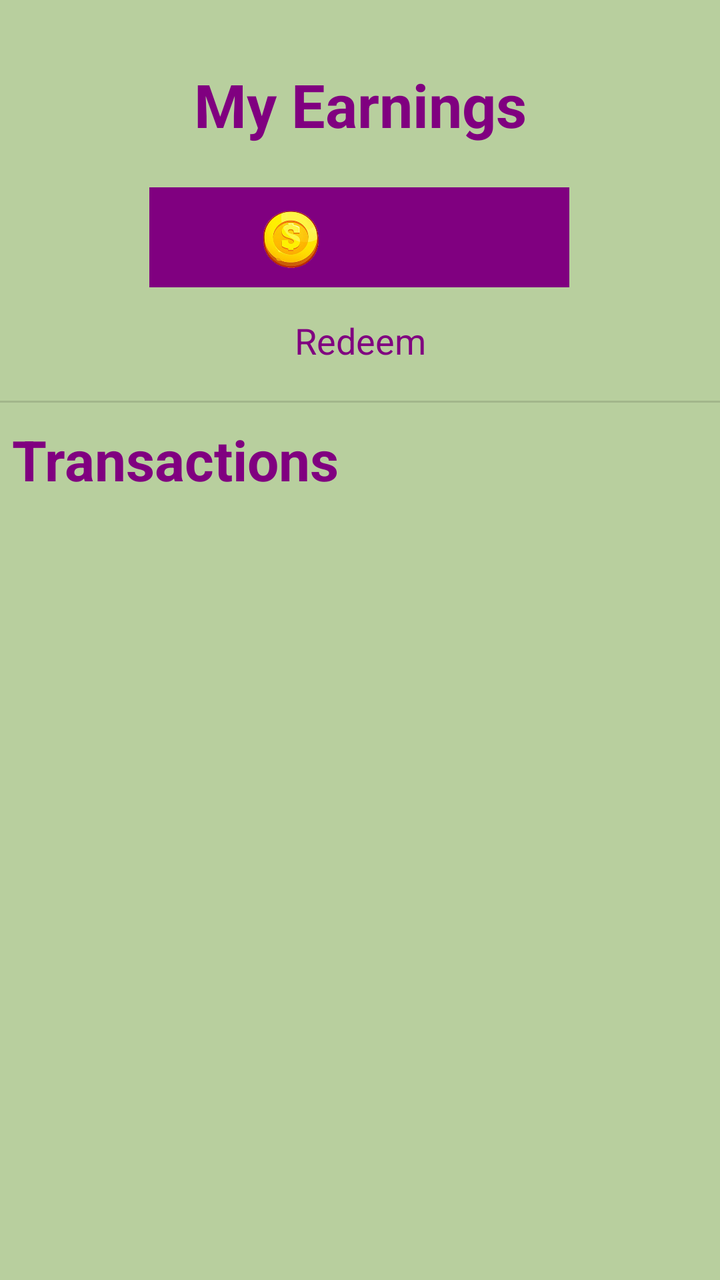
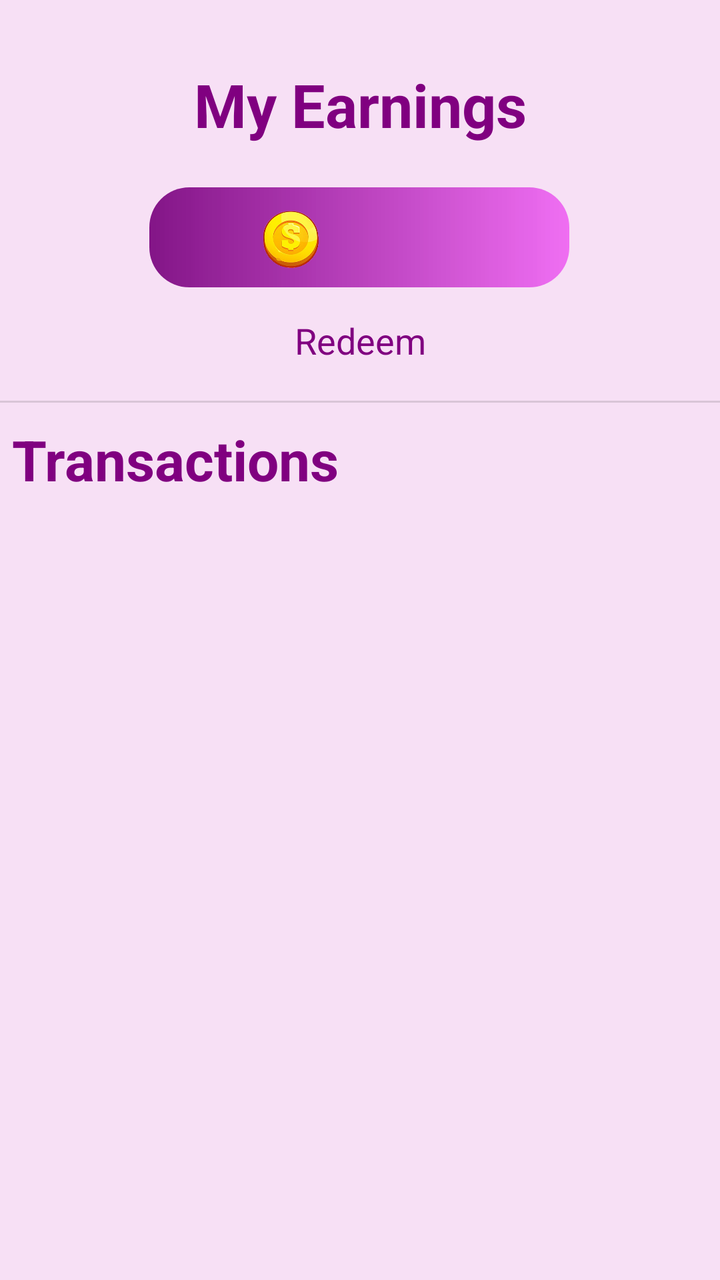

Two renders of the same Android screen: before a commit and after it. Below are the layout's source before the change and the commit's diff.
<!-- AndroidManifest.xml: application theme Theme.MCashUI -->
<!-- res/layout/fragment_wallet.xml -->
<?xml version="1.0" encoding="utf-8"?>
<androidx.constraintlayout.widget.ConstraintLayout xmlns:android="http://schemas.android.com/apk/res/android"
    xmlns:app="http://schemas.android.com/apk/res-auto"
    xmlns:tools="http://schemas.android.com/tools"
    android:layout_width="match_parent"
    android:layout_height="match_parent"
    android:background="@color/fragmentbg"
    tools:context=".ui.wallet.walletFragment">

    <TextView
        android:id="@+id/text_earnings"
        android:layout_width="match_parent"
        android:layout_height="wrap_content"
        android:layout_marginStart="8dp"
        android:layout_marginTop="32dp"
        android:layout_marginEnd="8dp"
        android:text="My Earnings"
        android:textAlignment="center"
        android:textColor="@color/purple"
        android:textSize="30sp"
        android:textStyle="bold"

        app:layout_constraintEnd_toEndOf="parent"
        app:layout_constraintHorizontal_bias="0.0"
        app:layout_constraintStart_toStartOf="parent"
        app:layout_constraintTop_toTopOf="parent" />

    <EditText
        android:id="@+id/walletcoins"
        android:layout_width="210dp"
        android:layout_height="50dp"
        android:background="@color/purple"
        android:ems="10"
        android:gravity="center"
        android:inputType="number"
        app:layout_constraintBottom_toBottomOf="parent"
        app:layout_constraintEnd_toEndOf="parent"
        app:layout_constraintHorizontal_bias="0.497"
        app:layout_constraintStart_toStartOf="parent"
        app:layout_constraintTop_toBottomOf="@+id/text_earnings"
        app:layout_constraintVertical_bias="0.041" />

    <ImageView
        android:id="@+id/imageView3"
        android:layout_width="55dp"
        android:layout_height="32dp"
        android:src="@drawable/coin"
        app:layout_constraintBottom_toBottomOf="@+id/walletcoins"
        app:layout_constraintEnd_toEndOf="@+id/walletcoins"
        app:layout_constraintHorizontal_bias="0.283"
        app:layout_constraintStart_toStartOf="@+id/walletcoins"
        app:layout_constraintTop_toTopOf="@+id/walletcoins"
        app:layout_constraintVertical_bias="0.555" />

    <TextView
        android:id="@+id/redeembtn"
        android:layout_width="81dp"
        android:layout_height="24dp"
        android:gravity="center"
        android:text="Redeem"
        android:textColor="@color/purple"
        android:textSize="18dp"
        app:layout_constraintBottom_toBottomOf="parent"
        app:layout_constraintEnd_toEndOf="parent"
        app:layout_constraintStart_toStartOf="parent"
        app:layout_constraintTop_toBottomOf="@+id/walletcoins"
        app:layout_constraintVertical_bias="0.03" />

    <View
        android:id="@+id/divider"
        android:layout_width="409dp"
        android:layout_height="1dp"
        android:background="?android:attr/listDivider"
        app:layout_constraintBottom_toBottomOf="parent"
        app:layout_constraintEnd_toEndOf="parent"
        app:layout_constraintHorizontal_bias="0.5"
        app:layout_constraintStart_toStartOf="parent"
        app:layout_constraintTop_toBottomOf="@+id/redeembtn"
        app:layout_constraintVertical_bias="0.04" />

    <TextView
        android:id="@+id/textView4"
        android:layout_width="181dp"
        android:layout_height="37dp"
        android:text="Transactions"
        android:textColor="@color/purple"
        android:textSize="28dp"
        android:textStyle="bold"
        app:layout_constraintBottom_toBottomOf="parent"
        app:layout_constraintEnd_toEndOf="parent"
        app:layout_constraintHorizontal_bias="0.034"
        app:layout_constraintStart_toStartOf="parent"
        app:layout_constraintTop_toBottomOf="@+id/divider"
        app:layout_constraintVertical_bias="0.024" />

    <androidx.recyclerview.widget.RecyclerView
        android:layout_width="match_parent"
        android:layout_height="wrap_content"
        android:layout_marginTop="40dp"
        app:layout_constraintBottom_toBottomOf="parent"
        app:layout_constraintEnd_toEndOf="parent"
        app:layout_constraintHorizontal_bias="1.0"
        app:layout_constraintStart_toStartOf="parent"
        app:layout_constraintTop_toBottomOf="@+id/textView4"
        app:layout_constraintVertical_bias="0.0" />


</androidx.constraintlayout.widget.ConstraintLayout>
<!-- resources referenced by this layout -->
<resources>
  <color name="fragmentbg">#B8CF9E</color>
  <color name="purple">#800080</color>
  <!-- drawable coin: png bitmap (drawable, 52477 bytes) -->
  <style name="Theme.MCashUI" parent="Theme.MaterialComponents.DayNight.DarkActionBar">
          
          <item name="colorPrimary">@color/purple_500</item>
          <item name="colorPrimaryVariant">@color/purple_700</item>
          <item name="colorOnPrimary">@color/white</item>
          
          <item name="colorSecondary">@color/teal_200</item>
          <item name="colorSecondaryVariant">@color/teal_700</item>
          <item name="colorOnSecondary">@color/black</item>
          
          <item name="android:statusBarColor">?attr/colorPrimaryVariant</item>
          
      </style>
  <color name="purple_500">#FF6200EE</color>
  <color name="purple_700">#FF3700B3</color>
  <color name="white">#FFFFFFFF</color>
  <color name="teal_200">#FF03DAC5</color>
  <color name="teal_700">#FF018786</color>
  <color name="black">#FF000000</color>
</resources>

<!-- the commit's change to res/layout/fragment_wallet.xml (unified diff, before → after) -->
@@ -4,7 +4,7 @@
     xmlns:tools="http://schemas.android.com/tools"
     android:layout_width="match_parent"
     android:layout_height="match_parent"
-    android:background="@color/fragmentbg"
+    android:background="@color/pinky"
     tools:context=".ui.wallet.walletFragment">
 
     <TextView
@@ -29,7 +29,7 @@
         android:id="@+id/walletcoins"
         android:layout_width="210dp"
         android:layout_height="50dp"
-        android:background="@color/purple"
+        android:background="@drawable/rounded_purple"
         android:ems="10"
         android:gravity="center"
         android:inputType="number"
<!-- resource entries referenced after the edit -->
@@ -1,8 +1,18 @@
 <!-- resources referenced by this layout -->
 <resources>
-  <color name="fragmentbg">#B8CF9E</color>
+  <color name="pinky">#5EEAACE4</color>
   <color name="purple">#800080</color>
   <!-- drawable coin: png bitmap (drawable, 52477 bytes) -->
+  <!-- drawable rounded_purple (drawable) -->
+  <?xml version="1.0" encoding="utf-8"?>
+  <shape xmlns:android="http://schemas.android.com/apk/res/android"
+      android:shape="rectangle">
+      <gradient android:startColor="#831587"
+          android:endColor="#9EEB28F1"/>
+      <corners
+          android:radius="20dp"/>
+  
+  </shape>
   <style name="Theme.MCashUI" parent="Theme.MaterialComponents.DayNight.DarkActionBar">
           
           <item name="colorPrimary">@color/purple_500</item>
